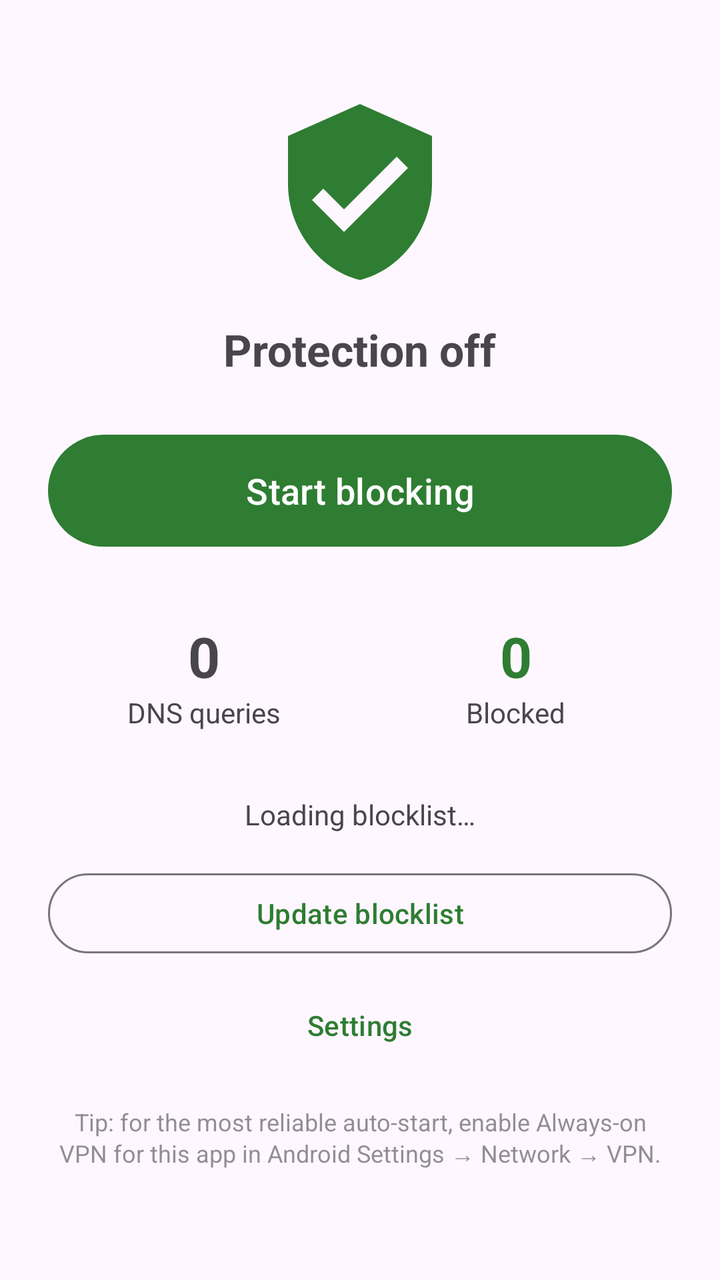
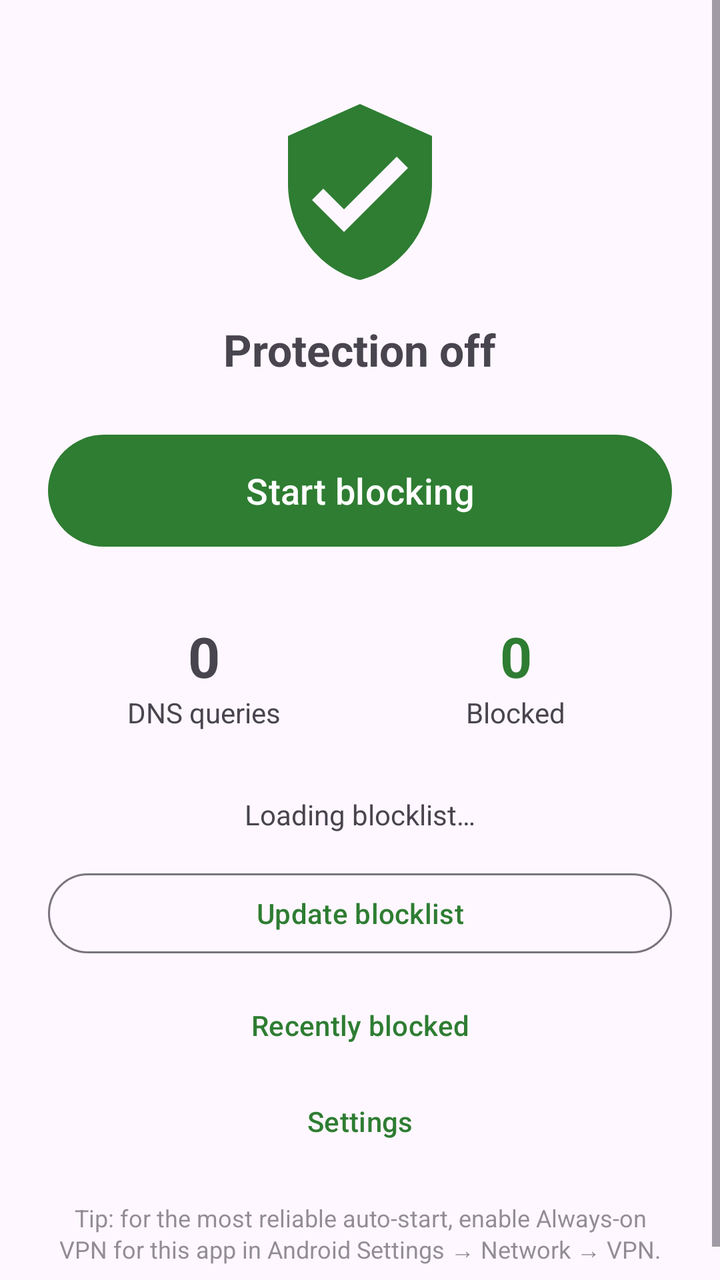

Screens rendered from an Android XML layout before and after an edit, with the pre-edit source and the edit as a unified diff.
<!-- AndroidManifest.xml: application theme Theme.AdBlocker -->
<!-- res/layout/activity_main.xml -->
<?xml version="1.0" encoding="utf-8"?>
<ScrollView xmlns:android="http://schemas.android.com/apk/res/android"
    android:layout_width="match_parent"
    android:layout_height="match_parent"
    android:fillViewport="true">

    <LinearLayout
        android:layout_width="match_parent"
        android:layout_height="wrap_content"
        android:gravity="center_horizontal"
        android:orientation="vertical"
        android:padding="24dp">

        <ImageView
            android:id="@+id/shieldIcon"
            android:layout_width="96dp"
            android:layout_height="96dp"
            android:layout_marginTop="24dp"
            android:contentDescription="@string/app_name"
            android:src="@drawable/ic_shield" />

        <TextView
            android:id="@+id/statusText"
            android:layout_width="wrap_content"
            android:layout_height="wrap_content"
            android:layout_marginTop="16dp"
            android:text="@string/status_off"
            android:textSize="22sp"
            android:textStyle="bold" />

        <com.google.android.material.button.MaterialButton
            android:id="@+id/toggleButton"
            android:layout_width="match_parent"
            android:layout_height="64dp"
            android:layout_marginTop="24dp"
            android:text="@string/start_blocking"
            android:textSize="18sp" />

        <LinearLayout
            android:layout_width="match_parent"
            android:layout_height="wrap_content"
            android:layout_marginTop="32dp"
            android:orientation="horizontal">

            <LinearLayout
                android:layout_width="0dp"
                android:layout_height="wrap_content"
                android:layout_weight="1"
                android:gravity="center"
                android:orientation="vertical">

                <TextView
                    android:id="@+id/totalValue"
                    android:layout_width="wrap_content"
                    android:layout_height="wrap_content"
                    android:text="0"
                    android:textSize="28sp"
                    android:textStyle="bold" />

                <TextView
                    android:layout_width="wrap_content"
                    android:layout_height="wrap_content"
                    android:text="@string/stat_queries" />
            </LinearLayout>

            <LinearLayout
                android:layout_width="0dp"
                android:layout_height="wrap_content"
                android:layout_weight="1"
                android:gravity="center"
                android:orientation="vertical">

                <TextView
                    android:id="@+id/blockedValue"
                    android:layout_width="wrap_content"
                    android:layout_height="wrap_content"
                    android:text="0"
                    android:textColor="@color/status_on"
                    android:textSize="28sp"
                    android:textStyle="bold" />

                <TextView
                    android:layout_width="wrap_content"
                    android:layout_height="wrap_content"
                    android:text="@string/stat_blocked" />
            </LinearLayout>
        </LinearLayout>

        <TextView
            android:id="@+id/blocklistInfo"
            android:layout_width="wrap_content"
            android:layout_height="wrap_content"
            android:layout_marginTop="32dp"
            android:gravity="center"
            android:text="@string/blocklist_loading"
            android:textSize="14sp" />

        <com.google.android.material.button.MaterialButton
            android:id="@+id/refreshButton"
            style="@style/Widget.Material3.Button.OutlinedButton"
            android:layout_width="match_parent"
            android:layout_height="wrap_content"
            android:layout_marginTop="16dp"
            android:text="@string/refresh_blocklist" />

        <com.google.android.material.button.MaterialButton
            android:id="@+id/settingsButton"
            style="@style/Widget.Material3.Button.TextButton"
            android:layout_width="match_parent"
            android:layout_height="wrap_content"
            android:layout_marginTop="8dp"
            android:text="@string/settings_title" />

        <TextView
            android:layout_width="wrap_content"
            android:layout_height="wrap_content"
            android:layout_marginTop="16dp"
            android:gravity="center"
            android:text="@string/hint_auto_start"
            android:textSize="12sp"
            android:alpha="0.6" />
    </LinearLayout>
</ScrollView>
<!-- resources referenced by this layout -->
<resources>
  <color name="status_on">#2E7D32</color>
  <!-- drawable ic_shield (drawable) -->
  <?xml version="1.0" encoding="utf-8"?>
  <vector xmlns:android="http://schemas.android.com/apk/res/android"
      android:width="24dp"
      android:height="24dp"
      android:viewportWidth="24"
      android:viewportHeight="24"
      android:tint="#2E7D32">
      <path
          android:fillColor="@android:color/white"
          android:pathData="M12,1L3,5v6c0,5.55 3.84,10.74 9,12 5.16,-1.26 9,-6.45 9,-12V5L12,1zM10,17l-4,-4 1.41,-1.41L10,14.17l6.59,-6.59L18,9l-8,8z" />
  </vector>
  <string name="app_name">DNS67</string>
  <string name="blocklist_loading">Loading blocklist…</string>
  <string name="hint_auto_start">Tip: for the most reliable auto-start, enable Always-on VPN for this app in Android Settings → Network → VPN.</string>
  <string name="refresh_blocklist">Update blocklist</string>
  <string name="settings_title">Settings</string>
  <string name="start_blocking">Start blocking</string>
  <string name="stat_blocked">Blocked</string>
  <string name="stat_queries">DNS queries</string>
  <string name="status_off">Protection off</string>
  <style name="Theme.AdBlocker" parent="Theme.Material3.DayNight">
          <item name="colorPrimary">#2E7D32</item>
          <item name="preferenceTheme">@style/PreferenceThemeOverlay</item>
      </style>
</resources>

<!-- the commit's change to res/layout/activity_main.xml (unified diff, before → after) -->
@@ -104,11 +104,18 @@
             android:text="@string/refresh_blocklist" />
 
         <com.google.android.material.button.MaterialButton
+            android:id="@+id/blockedLogButton"
+            style="@style/Widget.Material3.Button.TextButton"
+            android:layout_width="match_parent"
+            android:layout_height="wrap_content"
+            android:layout_marginTop="8dp"
+            android:text="@string/recently_blocked" />
+
+        <com.google.android.material.button.MaterialButton
             android:id="@+id/settingsButton"
             style="@style/Widget.Material3.Button.TextButton"
             android:layout_width="match_parent"
             android:layout_height="wrap_content"
-            android:layout_marginTop="8dp"
             android:text="@string/settings_title" />
 
         <TextView
<!-- resource entries referenced after the edit -->
@@ -16,6 +16,7 @@
   <string name="app_name">DNS67</string>
   <string name="blocklist_loading">Loading blocklist…</string>
   <string name="hint_auto_start">Tip: for the most reliable auto-start, enable Always-on VPN for this app in Android Settings → Network → VPN.</string>
+  <string name="recently_blocked">Recently blocked</string>
   <string name="refresh_blocklist">Update blocklist</string>
   <string name="settings_title">Settings</string>
   <string name="start_blocking">Start blocking</string>
